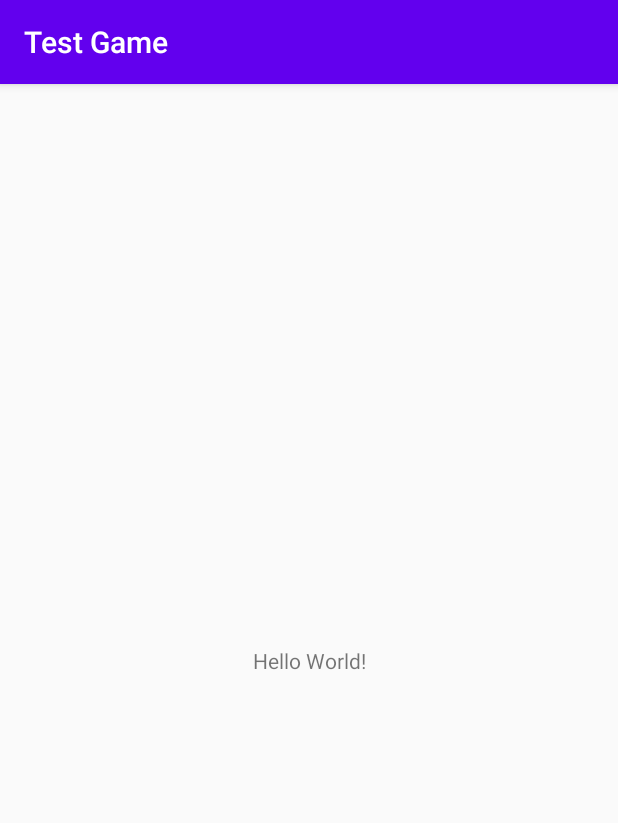
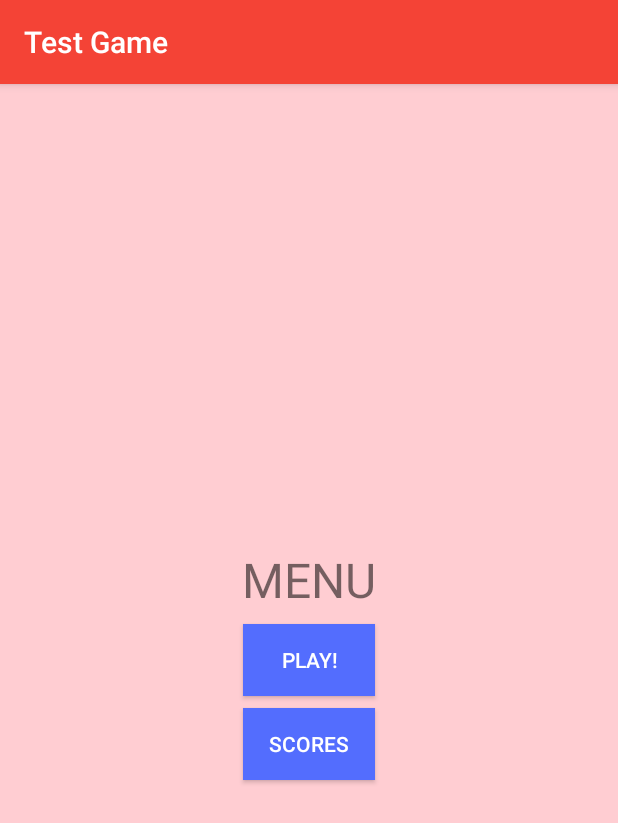
Before and after one commit to th3-c0d3r/Test-Game, an Android app: the screen it shows after launch (MainActivity), on a phone screen of 412 x 824 dp. Shown: the top 823 px of the screen. Run offline under Robolectric (Android 15) with nearby library versions, the phone set to English and light mode, and no system bars.

Commit message:
added menu with buttons

```diff
--- a/app/src/main/res/layout/activity_main.xml
+++ b/app/src/main/res/layout/activity_main.xml
@@ -1,18 +1,37 @@
 <?xml version="1.0" encoding="utf-8"?>
-<androidx.constraintlayout.widget.ConstraintLayout xmlns:android="http://schemas.android.com/apk/res/android"
+<RelativeLayout xmlns:android="http://schemas.android.com/apk/res/android"
     xmlns:app="http://schemas.android.com/apk/res-auto"
     xmlns:tools="http://schemas.android.com/tools"
     android:layout_width="match_parent"
     android:layout_height="match_parent"
+    android:background="@color/colorPrimaryLight"
     tools:context=".MainActivity">
 
     <TextView
         android:layout_width="wrap_content"
         android:layout_height="wrap_content"
-        android:text="Hello World!"
-        app:layout_constraintBottom_toBottomOf="parent"
-        app:layout_constraintLeft_toLeftOf="parent"
-        app:layout_constraintRight_toRightOf="parent"
-        app:layout_constraintTop_toTopOf="parent" />
+        android:text="@string/menu"
+        android:layout_above="@id/play_button"
+        android:layout_centerInParent="true"
+        android:textSize="32sp"/>
 
-</androidx.constraintlayout.widget.ConstraintLayout>
+    <Button
+        android:id="@+id/play_button"
+        android:layout_width="wrap_content"
+        android:layout_height="wrap_content"
+        android:text="@string/play"
+        android:layout_centerInParent="true"
+        android:background="@color/accentColor"
+        android:textColor="@color/colorPrimaryText"
+        android:layout_margin="8dp"/>
+
+    <Button
+        android:layout_width="wrap_content"
+        android:layout_height="wrap_content"
+        android:layout_below="@id/play_button"
+        android:text="@string/score"
+        android:layout_centerInParent="true"
+        android:background="@color/accentColor"
+        android:textColor="@color/colorPrimaryText"/>
+
+</RelativeLayout>
--- a/app/src/main/res/values/colors.xml
+++ b/app/src/main/res/values/colors.xml
@@ -1,6 +1,9 @@
 <?xml version="1.0" encoding="utf-8"?>
 <resources>
-    <color name="colorPrimary">#6200EE</color>
-    <color name="colorPrimaryDark">#3700B3</color>
-    <color name="colorAccent">#03DAC5</color>
+    <color name="colorPrimary">#F44336</color>
+    <color name="colorPrimaryDark">#D32F2F</color>
+    <color name="colorAccent">#536DFE</color>
+    <color name="colorPrimaryLight">#FFCDD2</color>
+    <color name="colorPrimaryText">#FFFFFF</color>
+    <color name="accentColor">#536DFE</color>
 </resources>
--- a/app/src/main/res/values/strings.xml
+++ b/app/src/main/res/values/strings.xml
@@ -1,3 +1,6 @@
 <resources>
     <string name="app_name">Test Game</string>
+    <string name="menu">MENU</string>
+    <string name="play">Play!</string>
+    <string name="score">Scores</string>
 </resources>
```
